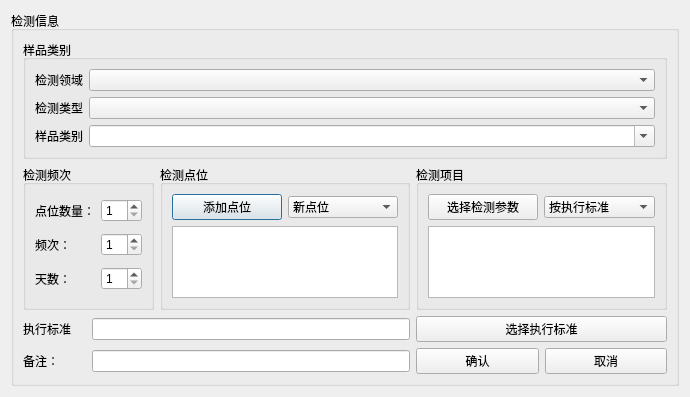
hcc01/ELIMS, file src/TaskSheetManager/testinfoeditor.ui: the form before one commit.
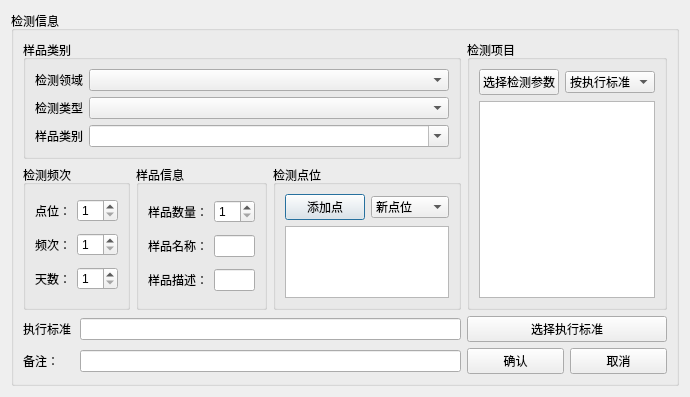
The form after the commit.

The edit to the form file:
```diff
--- a/src/TaskSheetManager/testinfoeditor.ui
+++ b/src/TaskSheetManager/testinfoeditor.ui
@@ -20,8 +20,8 @@
       <string>检测信息</string>
      </property>
      <layout class="QGridLayout" name="gridLayout_8">
-      <item row="1" column="2">
-       <widget class="QGroupBox" name="groupBox_4">
+      <item row="1" column="3">
+       <widget class="QGroupBox" name="groupBox_smapleSite">
         <property name="title">
          <string>检测点位</string>
         </property>
@@ -29,7 +29,7 @@
          <item row="0" column="0">
           <widget class="QPushButton" name="sampleSiteSeclectBtn">
            <property name="text">
-            <string>添加点位</string>
+            <string>添加点</string>
            </property>
           </widget>
          </item>
@@ -64,7 +64,7 @@
         </property>
        </widget>
       </item>
-      <item row="5" column="3">
+      <item row="5" column="4">
        <layout class="QHBoxLayout" name="horizontalLayout">
         <item>
          <widget class="QPushButton" name="testInofOkBtn">
@@ -82,64 +82,76 @@
         </item>
        </layout>
       </item>
-      <item row="1" column="3">
-       <widget class="QGroupBox" name="groupBox_5">
+      <item row="1" column="0" colspan="2">
+       <widget class="QGroupBox" name="groupBox_PinCi">
         <property name="title">
-         <string>检测项目</string>
+         <string>检测频次</string>
         </property>
-        <layout class="QGridLayout" name="gridLayout_7">
-         <item row="0" column="1">
-          <widget class="QComboBox" name="comboBox">
-           <item>
-            <property name="text">
-             <string>按执行标准</string>
-            </property>
-           </item>
-           <item>
-            <property name="text">
-             <string>选择项目</string>
-            </property>
-           </item>
-           <item>
-            <property name="text">
-             <string>按历史项目</string>
-            </property>
-           </item>
+        <layout class="QGridLayout" name="gridLayout_5">
+         <item row="1" column="0">
+          <widget class="QLabel" name="label_24">
+           <property name="text">
+            <string>频次：</string>
+           </property>
+          </widget>
+         </item>
+         <item row="2" column="1">
+          <widget class="QSpinBox" name="samplingPeriodCountBox">
+           <property name="minimum">
+            <number>1</number>
+           </property>
+           <property name="maximum">
+            <number>30</number>
+           </property>
+          </widget>
+         </item>
+         <item row="1" column="1">
+          <widget class="QSpinBox" name="samplingFrequencyBox">
+           <property name="minimum">
+            <number>1</number>
+           </property>
+           <property name="maximum">
+            <number>24</number>
+           </property>
+          </widget>
+         </item>
+         <item row="2" column="0">
+          <widget class="QLabel" name="label_25">
+           <property name="text">
+            <string>天数：</string>
+           </property>
           </widget>
          </item>
          <item row="0" column="0">
-          <widget class="QPushButton" name="testItemAddBtn">
+          <widget class="QLabel" name="label_23">
            <property name="text">
-            <string>选择检测参数</string>
+            <string>点位：</string>
            </property>
           </widget>
          </item>
-         <item row="1" column="0" colspan="2">
-          <widget class="QTextEdit" name="testItemEdit">
+         <item row="0" column="1">
+          <widget class="QSpinBox" name="samplingPosCountBox">
            <property name="enabled">
             <bool>true</bool>
            </property>
-           <property name="readOnly">
-            <bool>false</bool>
+           <property name="minimum">
+            <number>1</number>
            </property>
-           <property name="placeholderText">
-            <string/>
+           <property name="value">
+            <number>1</number>
            </property>
           </widget>
          </item>
         </layout>
        </widget>
       </item>
-      <item row="3" column="3">
+      <item row="3" column="4">
        <widget class="QPushButton" name="standardSelectBtn">
         <property name="text">
          <string>选择执行标准</string>
         </property>
        </widget>
       </item>
-      <item row="5" column="1" colspan="2">
-       <widget class="QLineEdit" name="remarkEdit"/>
-      </item>
       <item row="3" column="0">
        <widget class="QLabel" name="label_33">
         <property name="text">
@@ -147,13 +159,65 @@
         </property>
        </widget>
       </item>
-      <item row="3" column="1" colspan="2">
+      <item row="3" column="1" colspan="3">
        <widget class="QLineEdit" name="standardNameEidt">
         <property name="readOnly">
          <bool>true</bool>
         </property>
        </widget>
       </item>
+      <item row="5" column="1" colspan="3">
+       <widget class="QLineEdit" name="remarkEdit"/>
+      </item>
+      <item row="1" column="2">
+       <widget class="QGroupBox" name="groupBox_SampleDesc">
+        <property name="title">
+         <string>样品信息</string>
+        </property>
+        <layout class="QGridLayout" name="gridLayout">
+         <item row="0" column="0">
+          <widget class="QLabel" name="label">
+           <property name="text">
+            <string>样品数量：</string>
+           </property>
+          </widget>
+         </item>
+         <item row="1" column="1">
+          <widget class="QLineEdit" name="sampleNameEdit"/>
+         </item>
+         <item row="0" column="1">
+          <widget class="QSpinBox" name="sampleCountSpin">
+           <property name="enabled">
+            <bool>true</bool>
+           </property>
+           <property name="minimum">
+            <number>1</number>
+           </property>
+           <property name="value">
+            <number>1</number>
+           </property>
+          </widget>
+         </item>
+         <item row="1" column="0">
+          <widget class="QLabel" name="label_2">
+           <property name="text">
+            <string>样品名称：</string>
+           </property>
+          </widget>
+         </item>
+         <item row="2" column="0">
+          <widget class="QLabel" name="label_3">
+           <property name="text">
+            <string>样品描述：</string>
+           </property>
+          </widget>
+         </item>
+         <item row="2" column="1">
+          <widget class="QLineEdit" name="sampleDescEdit"/>
+         </item>
+        </layout>
+       </widget>
+      </item>
       <item row="0" column="0" colspan="4">
        <widget class="QGroupBox" name="groupBox_2">
         <property name="title">
@@ -197,63 +261,48 @@
         </layout>
        </widget>
       </item>
-      <item row="1" column="0" colspan="2">
-       <widget class="QGroupBox" name="groupBox_3">
+      <item row="0" column="4" rowspan="2">
+       <widget class="QGroupBox" name="groupBox_5">
         <property name="title">
-         <string>检测频次</string>
+         <string>检测项目</string>
         </property>
-        <layout class="QGridLayout" name="gridLayout_5">
-         <item row="0" column="0">
-          <widget class="QLabel" name="label_23">
-           <property name="text">
-            <string>点位数量：</string>
-           </property>
-          </widget>
-         </item>
-         <item row="1" column="0">
-          <widget class="QLabel" name="label_24">
-           <property name="text">
-            <string>频次：</string>
-           </property>
-          </widget>
-         </item>
-         <item row="2" column="0">
-          <widget class="QLabel" name="label_25">
-           <property name="text">
-            <string>天数：</string>
-           </property>
-          </widget>
-         </item>
+        <layout class="QGridLayout" name="gridLayout_7">
          <item row="0" column="1">
-          <widget class="QSpinBox" name="samplingPosCountBox">
+          <widget class="QComboBox" name="comboBox">
+           <item>
+            <property name="text">
+             <string>按执行标准</string>
+            </property>
+           </item>
+           <item>
+            <property name="text">
+             <string>选择项目</string>
+            </property>
+           </item>
+           <item>
+            <property name="text">
+             <string>按历史项目</string>
+            </property>
+           </item>
+          </widget>
+         </item>
+         <item row="1" column="0" colspan="2">
+          <widget class="QTextEdit" name="testItemEdit">
            <property name="enabled">
             <bool>true</bool>
            </property>
-           <property name="minimum">
-            <number>1</number>
+           <property name="readOnly">
+            <bool>false</bool>
            </property>
-           <property name="value">
-            <number>1</number>
+           <property name="placeholderText">
+            <string/>
            </property>
           </widget>
          </item>
-         <item row="1" column="1">
-          <widget class="QSpinBox" name="samplingFrequencyBox">
-           <property name="minimum">
-            <number>1</number>
-           </property>
-           <property name="maximum">
-            <number>24</number>
-           </property>
-          </widget>
-         </item>
-         <item row="2" column="1">
-          <widget class="QSpinBox" name="samplingPeriodCountBox">
-           <property name="minimum">
-            <number>1</number>
-           </property>
-           <property name="maximum">
-            <number>30</number>
+         <item row="0" column="0">
+          <widget class="QPushButton" name="testItemAddBtn">
+           <property name="text">
+            <string>选择检测参数</string>
            </property>
           </widget>
          </item>
```
